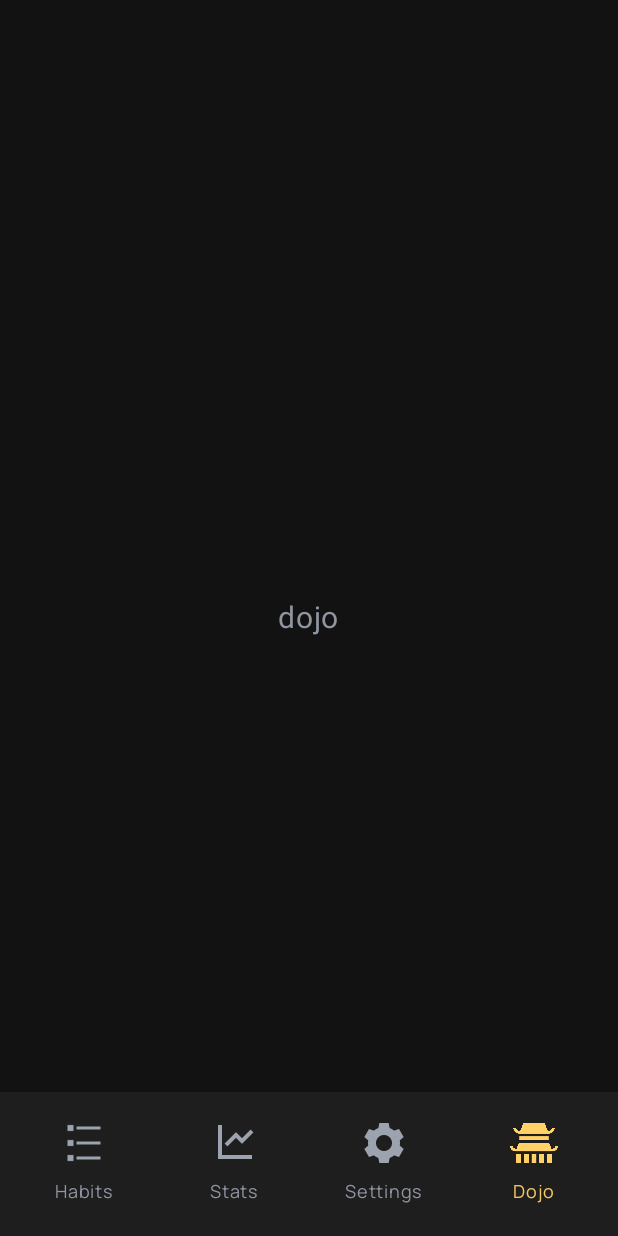
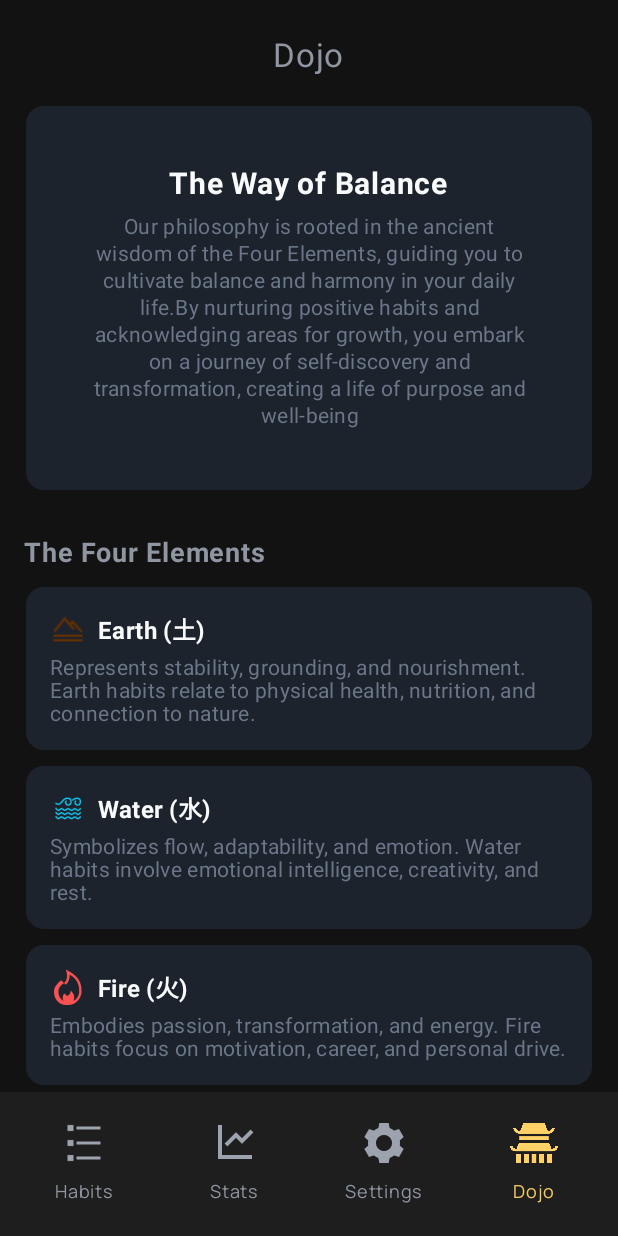
Before and after one commit to marcinkaczmarek2/habitao, an Android app built with Jetpack Compose: the dojo screen opened through its navigation route, on a phone screen of 412 x 824 dp. Run offline under Robolectric (Android 15) with nearby library versions, the phone set to English and light mode, and no system bars.

Commit message:
DojoScreen

```diff
--- /dev/null
+++ b/app/src/main/java/app/habitao/ui/components/ElementCardDojo.kt
@@ -0,0 +1,106 @@
+package app.habitao.ui.components
+
+import androidx.compose.foundation.Image
+import androidx.compose.foundation.layout.Column
+import androidx.compose.foundation.layout.Row
+import androidx.compose.foundation.layout.Spacer
+import androidx.compose.foundation.layout.height
+import androidx.compose.foundation.layout.fillMaxWidth
+import androidx.compose.foundation.layout.padding
+import androidx.compose.foundation.layout.size
+import androidx.compose.foundation.layout.width
+import androidx.compose.material3.Card
+import androidx.compose.material3.MaterialTheme
+import androidx.compose.material3.Text
+import androidx.compose.runtime.Composable
+import androidx.compose.ui.Alignment
+import androidx.compose.ui.Modifier
+import androidx.compose.ui.graphics.Color
+import androidx.compose.ui.res.painterResource
+import androidx.compose.ui.text.font.FontWeight
+import androidx.compose.ui.unit.dp
+import androidx.compose.ui.unit.sp
+import app.habitao.R
+
+@Composable
+fun ElementCardDojo(
+    title: String,
+    description: String,
+    iconResId: Int,
+    modifier: Modifier = Modifier
+) {
+    Card(
+        modifier = modifier
+            .fillMaxWidth()
+            .padding(horizontal = 1.dp, vertical = 5.dp),
+        shape = MaterialTheme.shapes.medium,
+        colors = androidx.compose.material3.CardDefaults.cardColors(
+            containerColor = Color(0xFF1D232D)
+        )
+    ) {
+        Column(modifier = Modifier.padding(16.dp)) {
+            Row(verticalAlignment = Alignment.CenterVertically) {
+                Image(
+                    painter = painterResource(id = iconResId),
+                    contentDescription = "$title Icon",
+                    modifier = Modifier.size(24.dp)
+                )
+                Spacer(modifier = Modifier.width(8.dp))
+                Text(
+                    text = title,
+                    style = MaterialTheme.typography.titleMedium,
+                    fontWeight = FontWeight.Bold,
+                    color = Color(0xFFF8FAFC)
+                )
+            }
+
+            Spacer(modifier = Modifier.height(6.dp))
+
+            Text(
+                text = description,
+                style = MaterialTheme.typography.bodyMedium.copy(lineHeight = 15.sp),
+                color = Color(0xFF6B7788)
+            )
+        }
+    }
+}
+
+@Composable
+fun EarthCard(modifier: Modifier = Modifier) {
+    ElementCardDojo(
+        title = "Earth (土)",
+        description = "Represents stability, grounding, and nourishment. Earth habits relate to physical health, nutrition, and connection to nature.",
+        iconResId = R.drawable.earth_icon,
+        modifier = modifier
+    )
+}
+
+@Composable
+fun WaterCard(modifier: Modifier = Modifier) {
+    ElementCardDojo(
+        title = "Water (水)",
+        description = "Symbolizes flow, adaptability, and emotion. Water habits involve emotional intelligence, creativity, and rest.",
+        iconResId = R.drawable.water_icon,
+        modifier = modifier
+    )
+}
+
+@Composable
+fun FireCard(modifier: Modifier = Modifier) {
+    ElementCardDojo(
+        title = "Fire (火)",
+        description = "Embodies passion, transformation, and energy. Fire habits focus on motivation, career, and personal drive.",
+        iconResId = R.drawable.fire_icon,
+        modifier = modifier
+    )
+}
+
+@Composable
+fun AirCard(modifier: Modifier = Modifier) {
+    ElementCardDojo(
+        title = "Air (风)",
+        description = "Relates to intellect, communication, and clarity. Air habits include learning mindfulness, and social connections.",
+        iconResId = R.drawable.air_icon,
+        modifier = modifier
+    )
+}
--- /dev/null
+++ b/app/src/main/java/app/habitao/ui/components/MainDojoBox.kt
@@ -0,0 +1,51 @@
+package app.habitao.ui.components
+
+import androidx.compose.foundation.layout.*
+import androidx.compose.material3.Card
+import androidx.compose.material3.MaterialTheme
+import androidx.compose.material3.Text
+import androidx.compose.runtime.Composable
+import androidx.compose.ui.Alignment
+import androidx.compose.ui.Modifier
+import androidx.compose.ui.graphics.Color
+import androidx.compose.ui.text.font.FontWeight
+import androidx.compose.ui.text.style.TextAlign
+import androidx.compose.ui.unit.dp
+import androidx.compose.ui.unit.sp
+
+@Composable
+fun MainDojoBox(
+    modifier: Modifier = Modifier
+) {
+    Card(
+        modifier = modifier
+            .fillMaxWidth()
+            .padding(horizontal = 1.dp),
+        shape = MaterialTheme.shapes.medium,
+        colors = androidx.compose.material3.CardDefaults.cardColors(
+            containerColor = Color(0xFF1D232D)
+        )
+    ) {
+        Column(
+            modifier = Modifier
+                .padding(40.dp),
+            horizontalAlignment = Alignment.CenterHorizontally
+        ) {
+            Text(
+                text = "The Way of Balance",
+                fontSize = 20.sp,
+                fontWeight = FontWeight.Bold,
+                color = Color(0xFFF8FAFC)
+            )
+            Spacer(modifier = Modifier.height(8.dp))
+            Text(
+                text = "Our philosophy is rooted in the ancient wisdom of the Four Elements, guiding you to cultivate balance and harmony in your daily life." +
+                        "By nurturing positive habits and acknowledging areas for growth, you embark on a journey of self-discovery and transformation, creating a life of purpose and well-being",
+                style = MaterialTheme.typography.bodyMedium,
+                color = Color(0xFF6B7788),
+                textAlign = TextAlign.Center,
+                lineHeight = 18.sp
+            )
+        }
+    }
+}
--- a/app/src/main/java/app/habitao/ui/screens/DojoScreen.kt
+++ b/app/src/main/java/app/habitao/ui/screens/DojoScreen.kt
@@ -1,17 +1,21 @@
 package app.habitao.ui.screens
 
 import androidx.compose.foundation.background
-import androidx.compose.foundation.layout.Box
-import androidx.compose.foundation.layout.fillMaxSize
+import androidx.compose.foundation.layout.*
 import androidx.compose.material3.Text
 import androidx.compose.runtime.Composable
 import androidx.compose.ui.Alignment
 import androidx.compose.ui.Modifier
 import androidx.compose.ui.graphics.Color
+import androidx.compose.ui.text.font.FontWeight
+import androidx.compose.ui.text.style.TextAlign
+import androidx.compose.ui.unit.dp
 import androidx.compose.ui.unit.sp
 import androidx.navigation.NavController
+import app.habitao.ui.components.*
 import app.habitao.ui.components.LowerNavigationMenu
 import app.habitao.ui.theme.IconTextNonActive
+import app.habitao.ui.components.MainDojoBox
 
 @Composable
 fun DojoScreenInitialize(navController: NavController) {
@@ -20,12 +24,40 @@ fun DojoScreenInitialize(navController: NavController) {
             .fillMaxSize()
             .background(Color(0xFF121212))
     ) {
-        Text(
-            text = "dojo",
-            fontSize = 20.sp,
-            color = IconTextNonActive,
-            modifier = Modifier.align(Alignment.Center)
-        )
+
+        Column(
+            modifier = Modifier
+                .fillMaxSize()
+                .padding(horizontal = 16.dp, vertical = 24.dp),
+            horizontalAlignment = Alignment.CenterHorizontally
+        ) {
+            Text(
+                text = "Dojo",
+                fontSize = 22.sp,
+                color = IconTextNonActive
+            )
+            Spacer(modifier = Modifier.height(20.dp))
+
+            MainDojoBox()
+
+            Spacer(modifier = Modifier.height(30.dp))
+
+            Text(
+                text = "The Four Elements",
+                color = IconTextNonActive,
+                fontSize = 18.sp,
+                fontWeight = FontWeight.Bold,
+                modifier = Modifier.fillMaxWidth(),
+                textAlign = TextAlign.Start
+            )
+            Spacer(modifier = Modifier.height(5.dp))
+
+            EarthCard()
+            WaterCard()
+            FireCard()
+            AirCard()
+
+        }
 
         Box(
             modifier = Modifier
```
Also changed, not shown: app/src/main/res/drawable/air_icon.png (added), app/src/main/res/drawable/earth_icon.png (added), app/src/main/res/drawable/fire_icon.png (added), app/src/main/res/drawable/water_icon.png (added).
